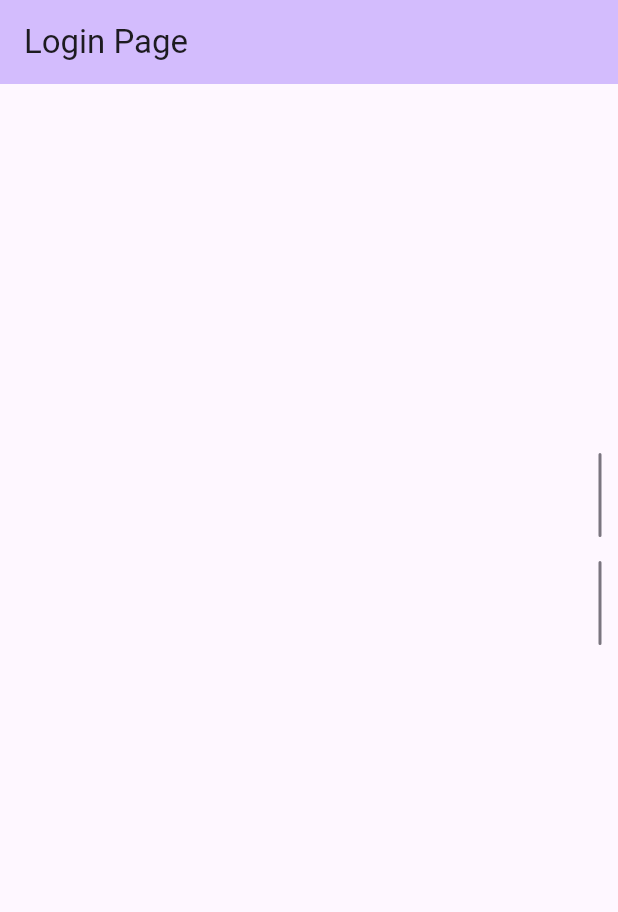
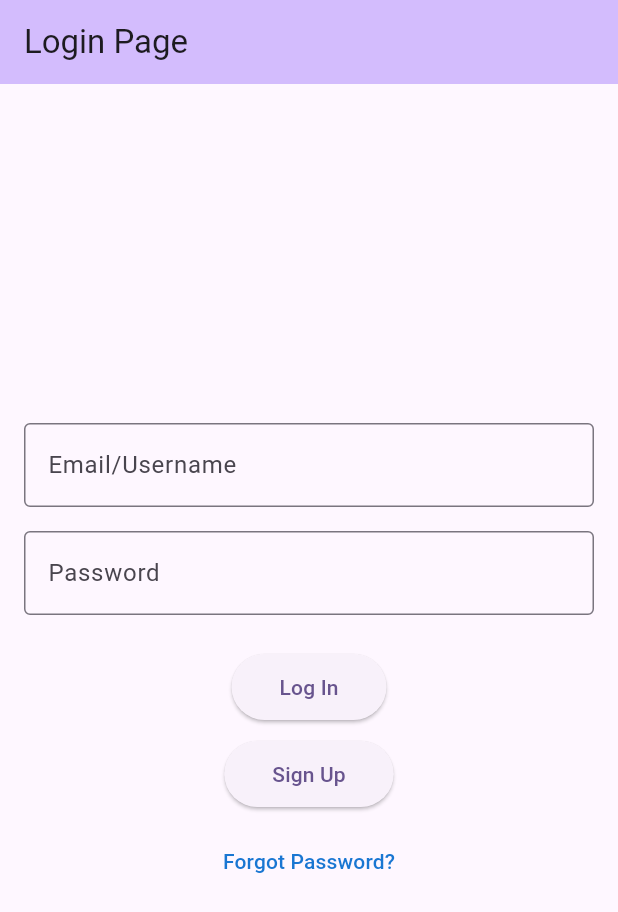
Before and after one commit to Francisco0606/task_tracker, a Flutter app: the screen it shows after launch, on a phone screen of 412 x 824 dp. Shown: the top 912 px of the screen. Run offline on Flutter 3.47's test engine with Material 3 defaults, Android fonts, the phone set to English and light mode, and no system bars; our stand-ins replace sqflite; accounts and stored records are empty.

Commit message:
Signup, ForgotPass, Login Page

```diff
--- a/lib/main.dart
+++ b/lib/main.dart
@@ -1,5 +1,7 @@
 import 'package:flutter/material.dart';
-import 'views/main_page.dart'; // Updated import for main_page.dart
+import 'package:task_tracker/views/forgot_pass_page.dart';
+import 'package:task_tracker/views/signup_page.dart';
+import 'views/main_page.dart';
 
 void main() {
   runApp(const MyApp());
@@ -39,23 +41,19 @@ class _LoginPageState extends State<LoginPage> {
     );
   }
 
-  // void _login() {
-  //   // Placeholder for login action
-  //   final username = _usernameController.text;
-  //   final password = _passwordController.text;
+  void _navigateToSignupPage() {
+    Navigator.push(
+      context,
+      MaterialPageRoute(builder: (context) => const SignupPage()),
+    );
+  }
 
-  //   // Simple validation (for demonstration purposes)
-  //   if (username.isNotEmpty && password.isNotEmpty) {
-  //     ScaffoldMessenger.of(context).showSnackBar(
-  //       SnackBar(content: Text('Welcome, $username!')),
-  //     );
-  //   } else {
-  //     ScaffoldMessenger.of(context).showSnackBar(
-  //       const SnackBar(
-  //           content: Text('Please enter both username and password.')),
-  //     );
-  //   }
-  // }
+  void _navigateToForgotPassPage() {
+    Navigator.push(
+      context,
+      MaterialPageRoute(builder: (context) => const ForgotPassPage()),
+    );
+  }
 
   @override
   Widget build(BuildContext context) {
@@ -65,18 +63,20 @@ class _LoginPageState extends State<LoginPage> {
         title: const Text('Login Page'),
       ),
       body: Padding(
-        padding: const EdgeInsets.symmetric(horizontal: 400, vertical: 16),
+        padding: const EdgeInsets.symmetric(horizontal: 16, vertical: 16),
         child: Column(
           mainAxisAlignment: MainAxisAlignment.center,
           children: <Widget>[
+            // Username input
             TextField(
               controller: _usernameController,
               decoration: const InputDecoration(
-                labelText: 'Eamil',
+                labelText: 'Email/Username',
                 border: OutlineInputBorder(),
               ),
             ),
             const SizedBox(height: 16),
+            // Password input
             TextField(
               controller: _passwordController,
               decoration: const InputDecoration(
@@ -86,6 +86,7 @@ class _LoginPageState extends State<LoginPage> {
               obscureText: true,
             ),
             const SizedBox(height: 24),
+            // Login button
             ElevatedButton(
               onPressed: _navigateToMainPage,
               style: ElevatedButton.styleFrom(
@@ -94,6 +95,26 @@ class _LoginPageState extends State<LoginPage> {
               ),
               child: const Text('Log In'),
             ),
+            const SizedBox(
+              height: 10.0,
+            ),
+            ElevatedButton(
+              onPressed: _navigateToSignupPage,
+              style: ElevatedButton.styleFrom(
+                padding:
+                    const EdgeInsets.symmetric(horizontal: 32, vertical: 12),
+              ),
+              child: const Text('Sign Up'),
+            ),
+            const SizedBox(
+              height: 10.0,
+            ),
+            TextButton(
+                onPressed: _navigateToForgotPassPage,
+                child: Text(
+                  'Forgot Password?',
+                  style: TextStyle(color: Colors.blue[700]),
+                ))
           ],
         ),
       ),
--- a/lib/views/main_page.dart
+++ b/lib/views/main_page.dart
@@ -1,5 +1,5 @@
 import 'package:flutter/material.dart';
-import 'create_page.dart'; // Import CreatePage
+import 'create_page.dart';
 
 class MainPage extends StatelessWidget {
   const MainPage({super.key});
@@ -24,7 +24,9 @@ class MainPage extends StatelessWidget {
           );
         },
         tooltip: 'Create',
-        child: const Icon(Icons.add), // "+" icon
+        child: const Icon(
+          Icons.add,
+        ), // "+" icon
       ),
     );
   }
```
Also changed, not shown: lib/views/forgot_pass_page.dart (added, +16 -0 lines), lib/views/signup_page.dart (added, +153 -0 lines).
